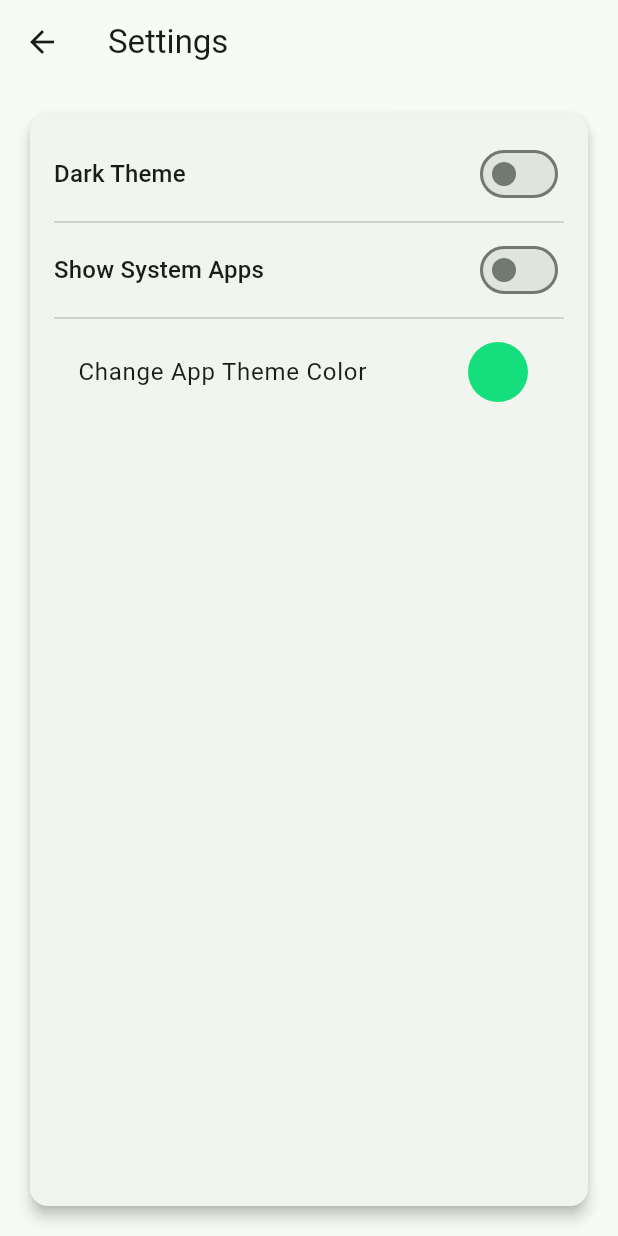
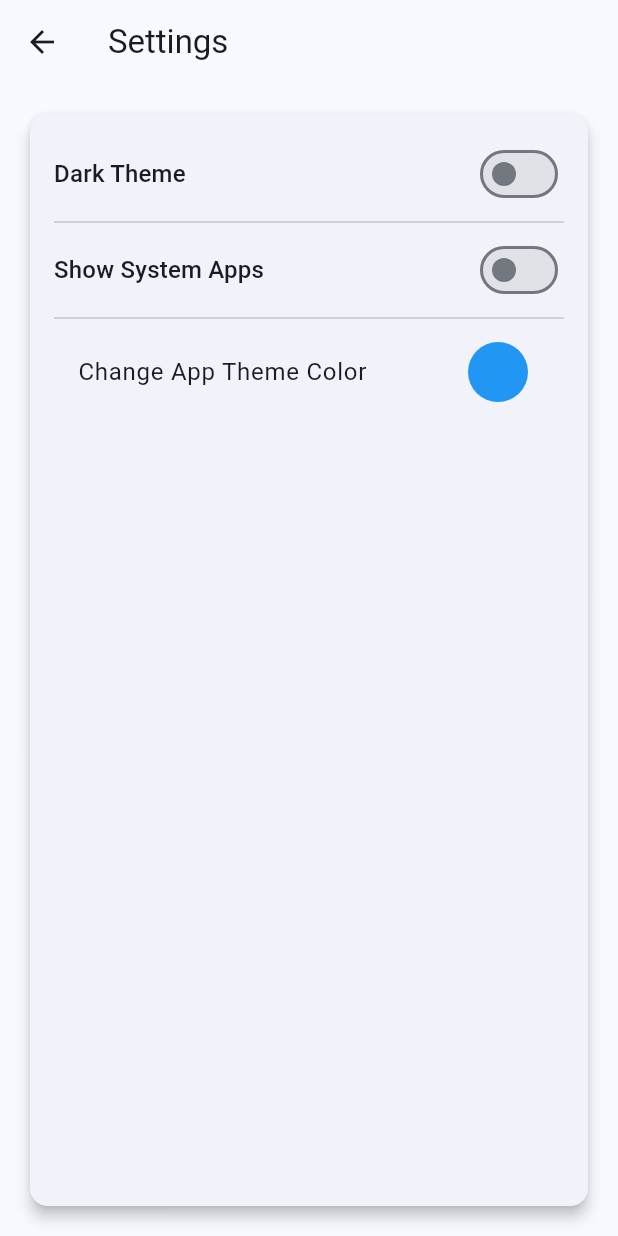
Before and after one commit to ShihanRishad/ApkJoy, a Flutter app: the screen it shows after launch, after a tap on the "settings" icon, on a phone screen of 412 x 824 dp. Run offline on Flutter 3.47's test engine with Material 3 defaults, Android fonts, the phone set to English and light mode, and no system bars; our stand-ins replace flutter_colorpicker, shared_preferences; missing offline and left inert: device_apps.

Commit message:
Bug fix in progress

```diff
--- a/lib/color_provider.dart
+++ b/lib/color_provider.dart
@@ -1,40 +1,59 @@
 import 'package:flutter/material.dart';
+import 'package:shared_preferences/shared_preferences.dart';
 import 'package:flutter_colorpicker/flutter_colorpicker.dart';
 
-/// Provider for managing and changing the primary theme color.
+
 class ColorProvider with ChangeNotifier {
-  Color _primaryColor = Color.fromARGB(255, 21, 223, 125); // Initial color
+  Color _primaryColor = Colors.blue;
+  final SharedPreferences prefs;
+
+  ColorProvider({required this.prefs}){
+    _loadColor();
+  }
 
   Color get primaryColor => _primaryColor;
 
-  /// Change the primary color and notify listeners.
-  void changeColor(Color color) {
-    _primaryColor = color;
+  void updatePrimaryColor(Color newColor) {
+    _primaryColor = newColor;
+    _saveColor();
     notifyListeners();
   }
 
-  /// Display a color picker dialog to allow the user to choose a new primary color.
   void showColorPicker(BuildContext context) {
+    Color currentColor = _primaryColor;
     showDialog(
       context: context,
-      builder: (context) => AlertDialog(
-        title: const Text('Set app theme color:'),
+      builder: (BuildContext context) {
+        return AlertDialog(
+          title: const Text('Pick a color!'),
           content: SingleChildScrollView(
             child: ColorPicker(
-            pickerColor: _primaryColor,
-            onColorChanged: changeColor,
-            pickerAreaHeightPercent: 0.8,
+              pickerColor: currentColor,
+              onColorChanged: (color){
+                currentColor = color;
+              },
             ),
           ),
           actions: <Widget>[
-          TextButton(
-            child: const Text('Done'),
+            ElevatedButton(
+              child: const Text('Got it'),
               onPressed: () {
+                updatePrimaryColor(currentColor);
                 Navigator.of(context).pop();
               },
             ),
           ],
-      ),
+        );
+      },
     );
   }
+  void _loadColor(){
+    final colorValue = prefs.getInt('primaryColor');
+    _primaryColor = colorValue != null ? Color(colorValue) : Colors.blue;
+    notifyListeners();
   }
+
+  void _saveColor() async {
+    await prefs.setInt('primaryColor', _primaryColor.value);
+  }
+}
--- a/lib/main.dart
+++ b/lib/main.dart
@@ -3,22 +3,22 @@ import 'package:provider/provider.dart';
 import 'package:device_apps/device_apps.dart';
 import 'package:flutter/services.dart';
 import 'color_provider.dart';
-import 'package:shared_preferences/shared_preferences.dart'; // Import shared_preferences
+import 'package:shared_preferences/shared_preferences.dart';
 
 void main() async {
-  WidgetsFlutterBinding.ensureInitialized(); // Ensure Flutter is initialized
+  WidgetsFlutterBinding.ensureInitialized();
   final prefs = await SharedPreferences.getInstance();
   runApp(
     ChangeNotifierProvider(
-      create: (_) => ColorProvider(),
-      child: ApkJoyApp(prefs: prefs), // Pass SharedPreferences instance
+      create: (_) => ColorProvider(prefs: prefs), // Pass SharedPreferences instance to ColorProvider
+      child: ApkJoyApp(prefs: prefs),
     ),
   );
 }
 
 /// Root widget that holds global theme settings and system apps toggle.
 class ApkJoyApp extends StatefulWidget {
-  final SharedPreferences prefs; // Add SharedPreferences as a property
+  final SharedPreferences prefs;
   const ApkJoyApp({super.key, required this.prefs});
 
   @override
@@ -28,7 +28,6 @@ class ApkJoyApp extends StatefulWidget {
 class _ApkJoyAppState extends State<ApkJoyApp> {
   ThemeMode _themeMode = ThemeMode.light;
   bool _showSystemApps = false;
-  late Color _primaryColor;
 
   @override
   void initState() {
@@ -43,10 +42,6 @@ class _ApkJoyAppState extends State<ApkJoyApp> {
           ? ThemeMode.dark
           : ThemeMode.light;
       _showSystemApps = widget.prefs.getBool('showSystemApps') ?? false;
-      final colorValue = widget.prefs.getInt('primaryColor');
-      _primaryColor = colorValue != null ? Color(colorValue) : Colors.blue;
-      // Set the color on the provider
-      Provider.of<ColorProvider>(context, listen: false).updatePrimaryColor(_primaryColor);
     });
   }
 
@@ -54,7 +49,6 @@ class _ApkJoyAppState extends State<ApkJoyApp> {
   Future<void> _saveSettings() async {
     await widget.prefs.setString('themeMode', _themeMode == ThemeMode.dark ? 'dark' : 'light');
     await widget.prefs.setBool('showSystemApps', _showSystemApps);
-    await widget.prefs.setInt('primaryColor', _primaryColor.value);
   }
 
   /// Toggle between dark and light themes.
@@ -73,19 +67,9 @@ class _ApkJoyAppState extends State<ApkJoyApp> {
     _saveSettings();
   }
 
-  void _updatePrimaryColor(Color newColor) {
-    setState(() {
-      _primaryColor = newColor;
-    });
-    _saveSettings();
-  }
-
   @override
   Widget build(BuildContext context) {
     final colorProvider = Provider.of<ColorProvider>(context);
-    if (_primaryColor != colorProvider.primaryColor) {
-        _primaryColor = colorProvider.primaryColor;
-    }
 
     return MaterialApp(
       title: 'ApkJoy',
@@ -95,7 +79,7 @@ class _ApkJoyAppState extends State<ApkJoyApp> {
         useMaterial3: true,
         brightness: Brightness.light,
         colorScheme: ColorScheme.fromSeed(
-          seedColor: _primaryColor,
+          seedColor: colorProvider.primaryColor,
           brightness: Brightness.light,
         ),
       ),
@@ -103,7 +87,7 @@ class _ApkJoyAppState extends State<ApkJoyApp> {
         useMaterial3: true,
         brightness: Brightness.dark,
         colorScheme: ColorScheme.fromSeed(
-          seedColor: _primaryColor,
+          seedColor: colorProvider.primaryColor,
           brightness: Brightness.dark,
         ),
       ),
```
Also changed, not shown: pubspec.lock, 1 other file. Lines whose indentation alone changed are shown as unchanged.
